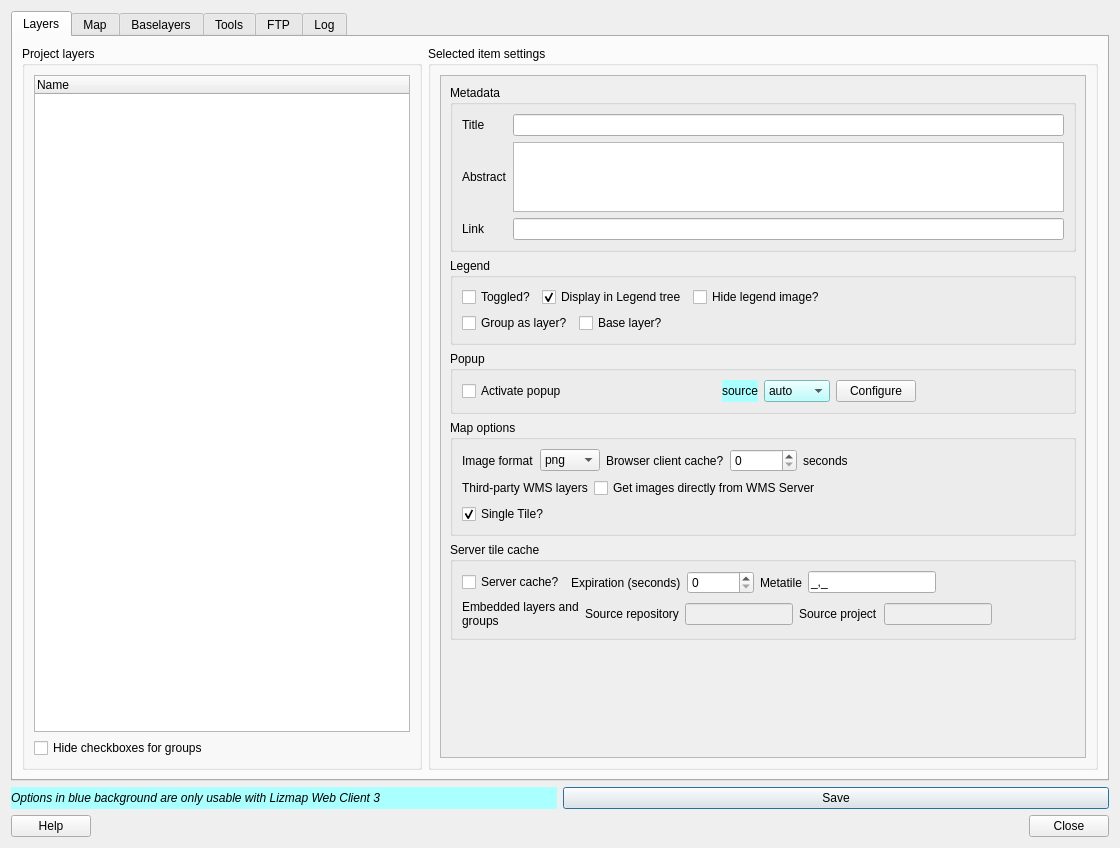
3liz/lizmap-plugin, file ui_lizmap.ui: the form before one commit.
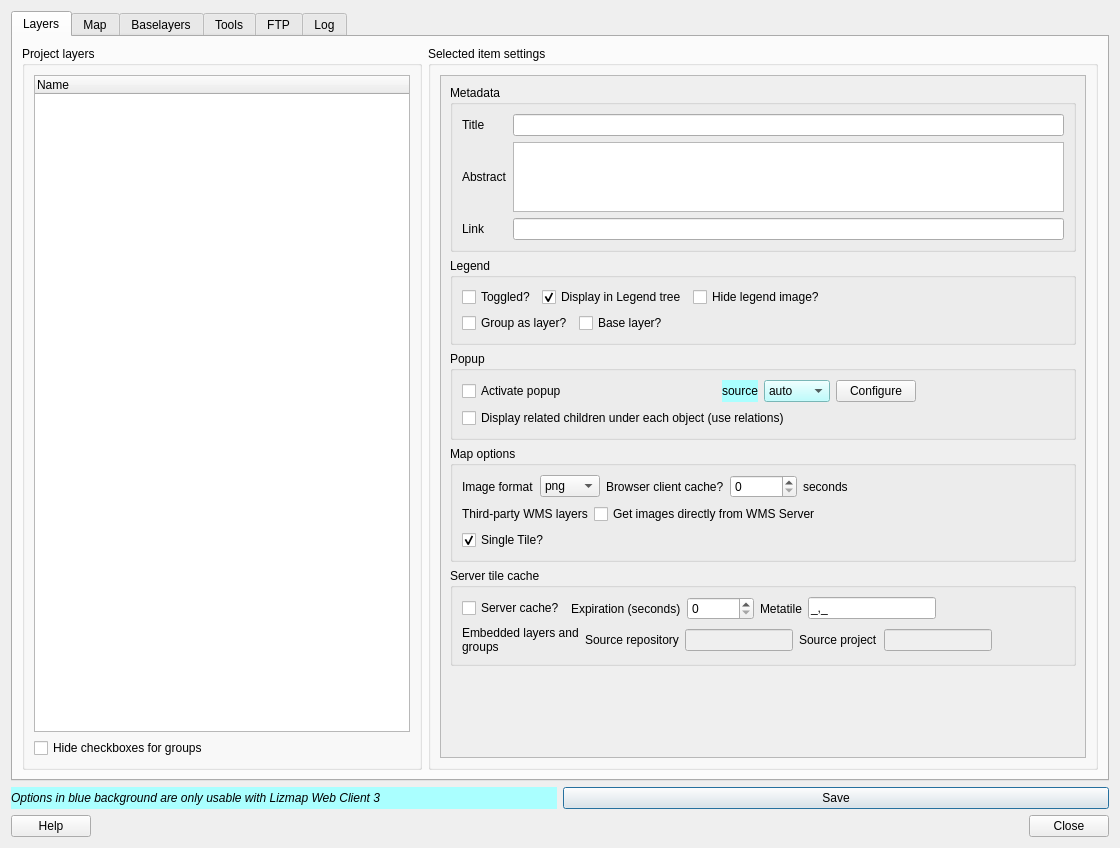
The form after the commit. Custom widgets are drawn as their Qt base class.

Commit message: [FEATURE] Popup - Option to display related children

Patch:
```diff
--- a/ui_lizmap.ui
+++ b/ui_lizmap.ui
@@ -136,8 +136,8 @@
               <rect>
                <x>0</x>
                <y>0</y>
-               <width>646</width>
-               <height>671</height>
+               <width>630</width>
+               <height>682</height>
               </rect>
              </property>
              <layout class="QGridLayout" name="gridLayout_20">
@@ -366,6 +366,13 @@
                    </item>
                   </layout>
                  </item>
+                 <item>
+                  <widget class="QCheckBox" name="cbPopupDisplayChildren">
+                   <property name="text">
+                    <string>Display related children under each object (use relations)</string>
+                   </property>
+                  </widget>
+                 </item>
                 </layout>
                </widget>
               </item>
```
Left out of the diff: 1 changed line with no effect on the pictures. The commit also changes 1 other file.
